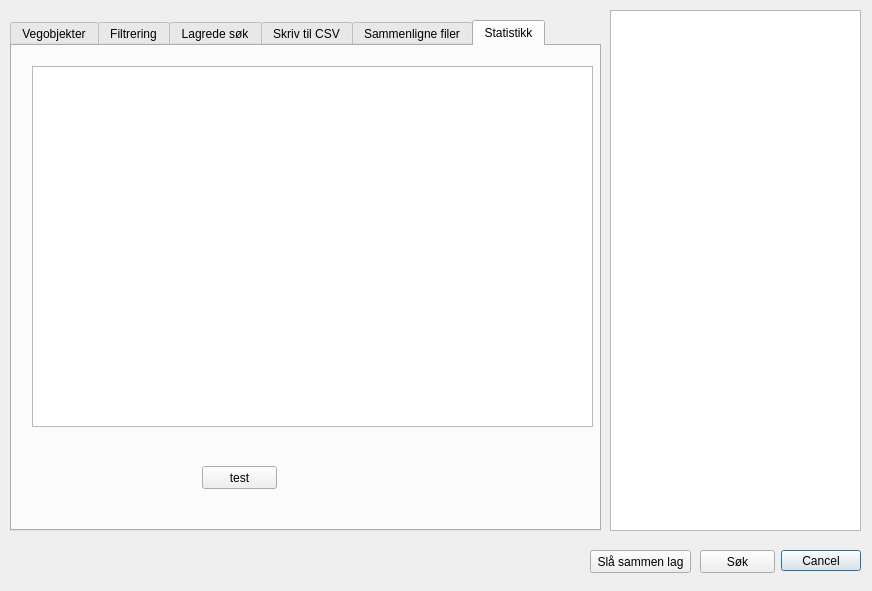
First picture: the form in nvdb_qgis_plugin_dialog_base.ui, repository vtfk/NVDB-qgis-plugin, before the edit.
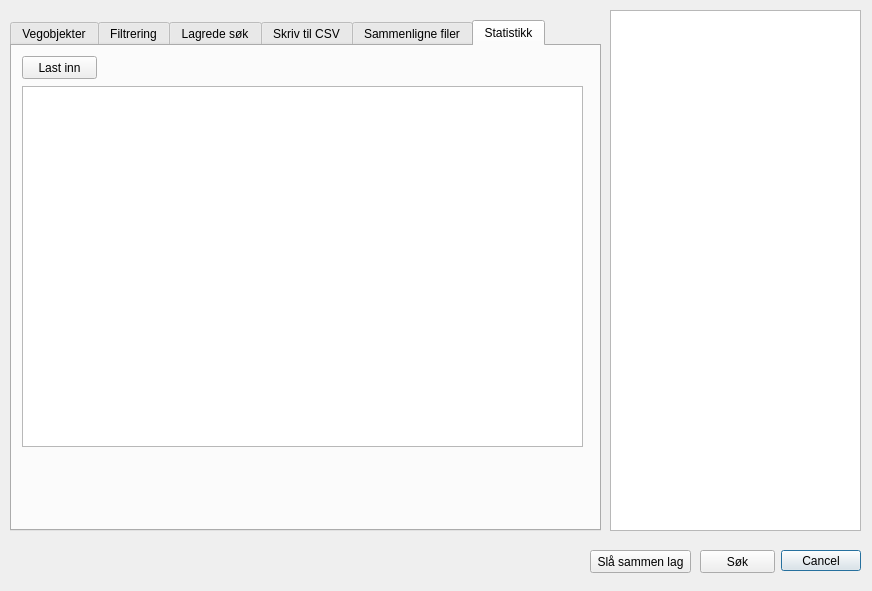
Second picture: the form after the edit.

What changed in the file:
```diff
--- a/nvdb_qgis_plugin_dialog_base.ui
+++ b/nvdb_qgis_plugin_dialog_base.ui
@@ -812,8 +812,8 @@
     <widget class="QTableWidget" name="statsTable">
      <property name="geometry">
       <rect>
-       <x>20</x>
-       <y>20</y>
+       <x>10</x>
+       <y>40</y>
        <width>561</width>
        <height>361</height>
       </rect>
@@ -825,14 +825,14 @@
     <widget class="QPushButton" name="testBtn">
      <property name="geometry">
       <rect>
-       <x>190</x>
-       <y>420</y>
+       <x>10</x>
+       <y>10</y>
        <width>75</width>
        <height>23</height>
       </rect>
      </property>
      <property name="text">
-      <string>test</string>
+      <string>Last inn</string>
      </property>
     </widget>
    </widget>
```
Left out of the diff: 2 changed lines with no effect on the pictures.
